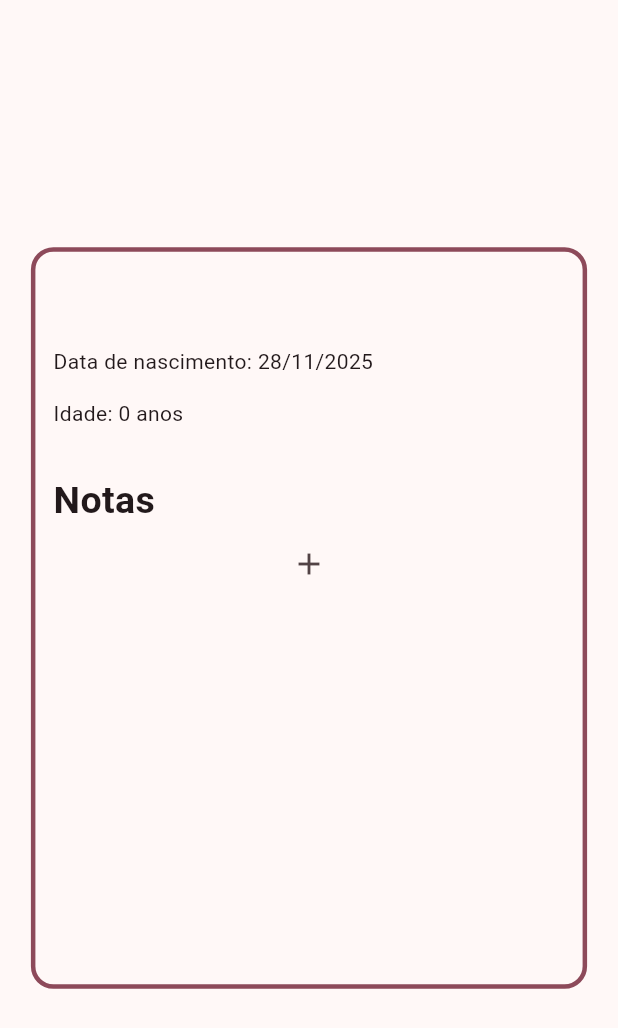
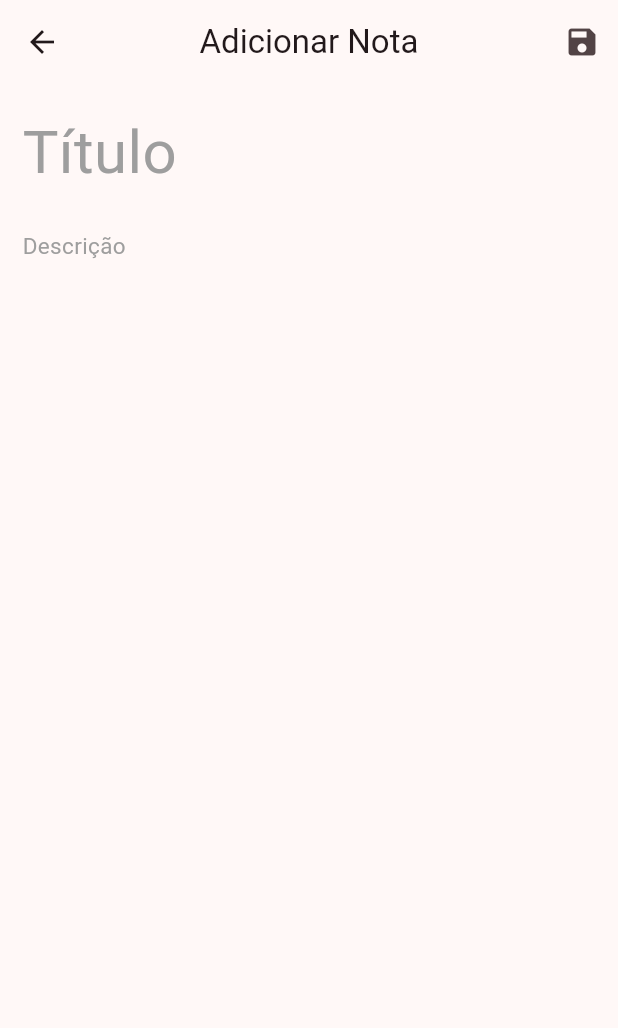
Before and after one commit to RiqAnas/calendarioDeAniversarios, a Flutter app: the Persondialog widget shown alone on an empty page, opened directly with empty values, after a tap on the "add" icon, on a phone screen of 412 x 824 dp. Shown: the top 1028 px of the screen. Run offline on Flutter 3.47's test engine with Material 3 defaults, Android fonts, the light colour scheme and no system bars; our stand-ins replace sqflite; accounts and stored records are empty.

Commit message:
Adicionada página de notas e colocada top Notas no dialog

```diff
--- a/lib/components/personDialog.dart
+++ b/lib/components/personDialog.dart
@@ -1,5 +1,7 @@
+import 'package:aniversariodois/components/noteListTile.dart';
 import 'package:aniversariodois/core/models/person.dart';
 import 'package:aniversariodois/core/services/noteService.dart';
+import 'package:aniversariodois/core/utils/routes.dart';
 import 'package:flutter/material.dart';
 import 'package:intl/intl.dart';
 import 'package:provider/provider.dart';
@@ -38,9 +40,18 @@ class Persondialog extends StatelessWidget {
                 const SizedBox(height: 15),
                 Text('Idade: ${person.idade} anos'),
                 const SizedBox(height: 30),
-                const Text(
-                  'Notas',
-                  style: TextStyle(fontSize: 25, fontWeight: FontWeight.bold),
+                Row(
+                  children: [
+                    const Text(
+                      'Notas',
+                      style: TextStyle(
+                        fontSize: 25,
+                        fontWeight: FontWeight.bold,
+                      ),
+                    ),
+                    const Spacer(),
+                    TextButton(onPressed: () {}, child: Text("Ver todas")),
+                  ],
                 ),
                 FutureBuilder(
                   future: Provider.of<Noteservice>(
@@ -52,11 +63,14 @@ class Persondialog extends StatelessWidget {
                     } else if (!note.hasData || note.data!.isEmpty) {
                       return Container();
                     } else {
-                      return ListView.builder(
-                        itemCount: note.data!.length,
-                        itemBuilder: (context, index) {
-                          return Text(note.data![index].title);
-                        },
+                      return SizedBox(
+                        height: 300,
+                        child: ListView.builder(
+                          itemCount: 4,
+                          itemBuilder: (context, index) {
+                            return Notelisttile(note: note.data![index]);
+                          },
+                        ),
                       );
                     }
                   },
@@ -65,7 +79,9 @@ class Persondialog extends StatelessWidget {
                   children: [
                     Expanded(
                       child: IconButton(
-                        onPressed: () {},
+                        onPressed: () => Navigator.of(
+                          context,
+                        ).pushNamed(Routes.NOTEFORM, arguments: person),
                         icon: Icon(Icons.add_outlined),
                       ),
                     ),
--- a/lib/core/models/note.dart
+++ b/lib/core/models/note.dart
@@ -22,7 +22,7 @@ class Note {
       'id': id,
       'personId': personid,
       'title': title,
-      'decription': description,
+      'description': description,
       'mark': mark,
       'marked': marked,
       'date': date?.toIso8601String(),
@@ -37,7 +37,7 @@ class Note {
       description: data['description'],
       mark: data['mark'],
       marked: data['marked'],
-      date: DateTime.tryParse(data['date']),
+      date: data['date'] == null ? null : DateTime.parse(data['date']),
     );
   }
 }
--- a/lib/core/services/noteService.dart
+++ b/lib/core/services/noteService.dart
@@ -28,7 +28,7 @@ class Noteservice extends ChangeNotifier {
       Databaseutil.insert('notes', note.toJson());
       notifyListeners();
     } catch (error) {
-      throw 'Erro ao inserir nota';
+      throw 'Erro ao inserir notaaaaaaaaaaaaaaaaaaaaaaaaaaaaaaaaaaaaaaaaaaaaaaaaaaaaaaaaaaaaaaaaaaa';
     }
   }
 }
--- a/lib/core/utils/routes.dart
+++ b/lib/core/utils/routes.dart
@@ -1,4 +1,5 @@
 class Routes {
   static const String HOME = '/';
   static const String FORM = '/form';
+  static const String NOTEFORM = '/noteform';
 }
--- a/lib/main.dart
+++ b/lib/main.dart
@@ -2,6 +2,7 @@ import 'package:aniversariodois/core/services/noteService.dart';
 import 'package:aniversariodois/core/services/personService.dart';
 import 'package:aniversariodois/core/utils/routes.dart';
 import 'package:aniversariodois/pages/homePage.dart';
+import 'package:aniversariodois/pages/noteFormPage.dart';
 import 'package:aniversariodois/pages/personFormPage.dart';
 import 'package:flutter/material.dart';
 import 'package:provider/provider.dart';
@@ -30,6 +31,7 @@ class MyApp extends StatelessWidget {
         routes: {
           Routes.HOME: (_) => Homepage(),
           Routes.FORM: (_) => Personformpage(),
+          Routes.NOTEFORM: (_) => Noteformpage(),
         },
       ),
     );
--- /dev/null
+++ b/lib/pages/noteFormPage.dart
@@ -0,0 +1,106 @@
+import 'dart:math';
+
+import 'package:aniversariodois/core/models/note.dart';
+import 'package:aniversariodois/core/models/person.dart';
+import 'package:aniversariodois/core/services/noteService.dart';
+import 'package:flutter/material.dart';
+import 'package:flutter/services.dart';
+import 'package:provider/provider.dart';
+
+class Noteformpage extends StatefulWidget {
+  @override
+  State<Noteformpage> createState() => _NoteformpageState();
+}
+
+class _NoteformpageState extends State<Noteformpage> {
+  TextEditingController _titleController = TextEditingController();
+
+  TextEditingController _descriptionController = TextEditingController();
+
+  DateTime? _markedAt;
+
+  bool _isMark = false;
+
+  @override
+  Widget build(BuildContext context) {
+    Person person = ModalRoute.of(context)!.settings.arguments as Person;
+    // TODO: implement build
+    return Scaffold(
+      appBar: AppBar(
+        title: Text('Adicionar Nota'),
+        centerTitle: true,
+        actions: [
+          IconButton(
+            onPressed: () async {
+              if (_titleController.text.isEmpty ||
+                  _descriptionController.text.isEmpty) {
+                return;
+              }
+
+              final note = Note(
+                id: Random().nextDouble().toString(),
+                personid: person.id,
+                title: _titleController.text.trim(),
+                description: _descriptionController.text,
+                mark: _isMark ? 1 : 0,
+                date: _isMark ? _markedAt : null,
+                marked: _isMark ? 0 : null,
+              );
+
+              await Provider.of<Noteservice>(
+                context,
+                listen: false,
+              ).insertNote(note);
+
+              Navigator.of(context).pop();
+            },
+            icon: Icon(Icons.save),
+          ),
+        ],
+      ),
+      body: SingleChildScrollView(
+        child: Padding(
+          padding: const EdgeInsets.symmetric(vertical: 8.0, horizontal: 15),
+          child: Column(
+            children: [
+              TextField(
+                controller: _titleController,
+                cursorHeight: 50,
+                style: TextStyle(fontSize: 40, fontWeight: FontWeight.bold),
+                maxLines: null,
+                maxLength: 25,
+                clipBehavior: Clip.antiAlias,
+                selectAllOnFocus: false,
+                autofocus: false,
+                decoration: InputDecoration(
+                  counterText: '',
+                  hint: Text(
+                    'Título',
+                    style: TextStyle(fontSize: 40, color: Colors.grey),
+                  ),
+                  border: InputBorder.none,
+                ),
+              ),
+              TextField(
+                maxLength: 500,
+                maxLines: null,
+                clipBehavior: Clip.antiAlias,
+                keyboardType: TextInputType.multiline,
+                controller: _descriptionController,
+                style: TextStyle(fontSize: 15),
+                decoration: InputDecoration(
+                  counterText: '',
+                  hint: Text(
+                    'Descrição',
+                    style: TextStyle(fontSize: 15, color: Colors.grey),
+                  ),
+                  border: InputBorder.none,
+                ),
+              ),
+            ],
+          ),
+        ),
+      ),
+    );
+  }
+}
```
Also changed, not shown: lib/components/noteListTile.dart (added, +28 -0 lines).
